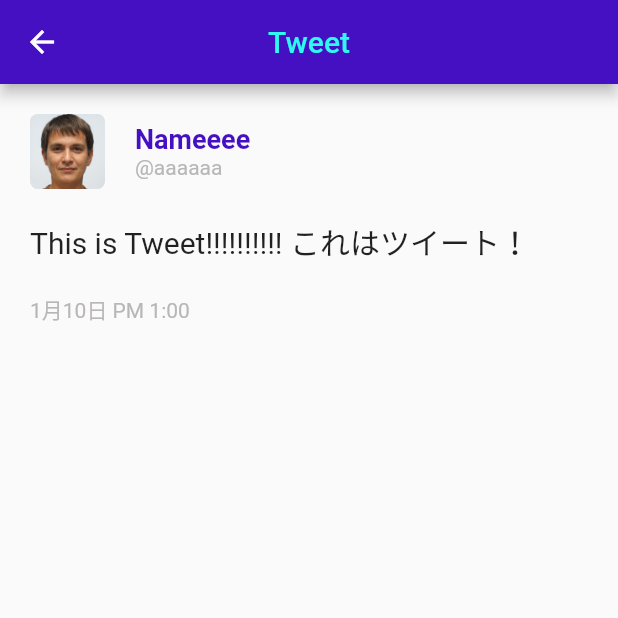
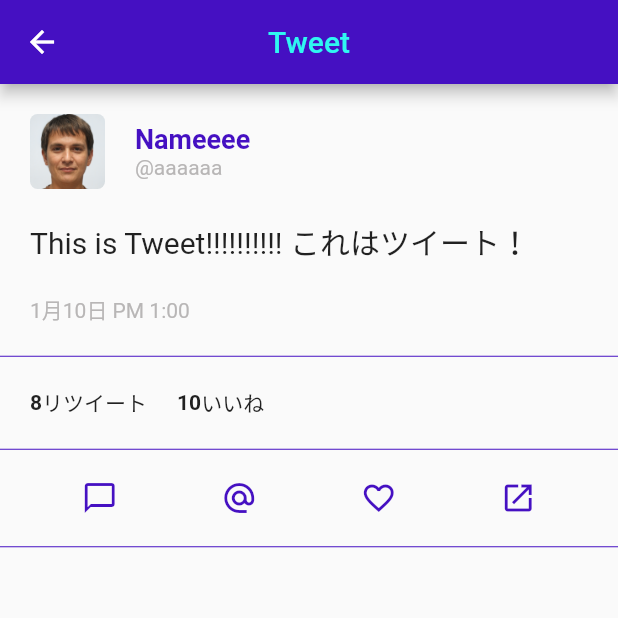
Before and after one commit to naoaki-kaito/ttwui, a Flutter app: the screen it shows after launch, after a tap on "Nameeee", on a phone screen of 412 x 824 dp, the top half of it. Run offline on Flutter 3.47's test engine with Material 2 defaults, Android fonts, the phone set to English and light mode, and no system bars; our stand-ins replace flutter_dotenv.

Commit message:
add menu in Tweet detail page

```diff
--- a/lib/components/tweet/detail.dart
+++ b/lib/components/tweet/detail.dart
@@ -71,6 +71,46 @@ class _TweetDetailState extends State<TweetDetail> {
                 ],
               ),
             ),
+            Divider(
+              height: 1,
+              color: AppColor.primary,
+            ),
+            Padding(
+              padding: EdgeInsets.all(20),
+              child: Row(children: <Widget>[
+                Text('8', style: TextStyle(fontWeight: FontWeight.w600)),
+                Text('リツイート'),
+                SizedBox(
+                  width: 20,
+                ),
+                Text('10', style: TextStyle(fontWeight: FontWeight.w600)),
+                Text('いいね'),
+              ]),
+            ),
+            Divider(
+              height: 1,
+              color: AppColor.primary,
+            ),
+            Padding(
+              padding: EdgeInsets.all(20),
+              child: Row(children: <Widget>[
+                Expanded(
+                    child: Icon(Icons.chat_bubble_outline,
+                        color: AppColor.primary)),
+                Expanded(
+                    child:
+                        Icon(Icons.alternate_email, color: AppColor.primary)),
+                Expanded(
+                    child:
+                        Icon(Icons.favorite_border, color: AppColor.primary)),
+                Expanded(
+                    child: Icon(Icons.open_in_new, color: AppColor.primary)),
+              ]),
+            ),
+            Divider(
+              height: 1,
+              color: AppColor.primary,
+            ),
           ],
         ));
   }
--- a/lib/pages/home_frame.dart
+++ b/lib/pages/home_frame.dart
@@ -30,10 +30,8 @@ class _HomeState extends State<HomeFrame> {
                   Icon(Icons.chat_bubble_outline, color: AppColor.leading)),
           BottomNavigationBarItem(
               title: SizedBox(),
-              icon: Text('@',
-                  style: TextStyle(fontSize: 24, color: AppColor.leading)),
-              activeIcon: Text('@',
-                  style: TextStyle(fontSize: 24, color: AppColor.leading))),
+              icon: Icon(Icons.alternate_email, color: AppColor.leading),
+              activeIcon: Icon(Icons.alternate_email, color: AppColor.leading)),
           BottomNavigationBarItem(
               title: SizedBox(),
               icon: Icon(Icons.format_align_justify, color: AppColor.leading),
```
